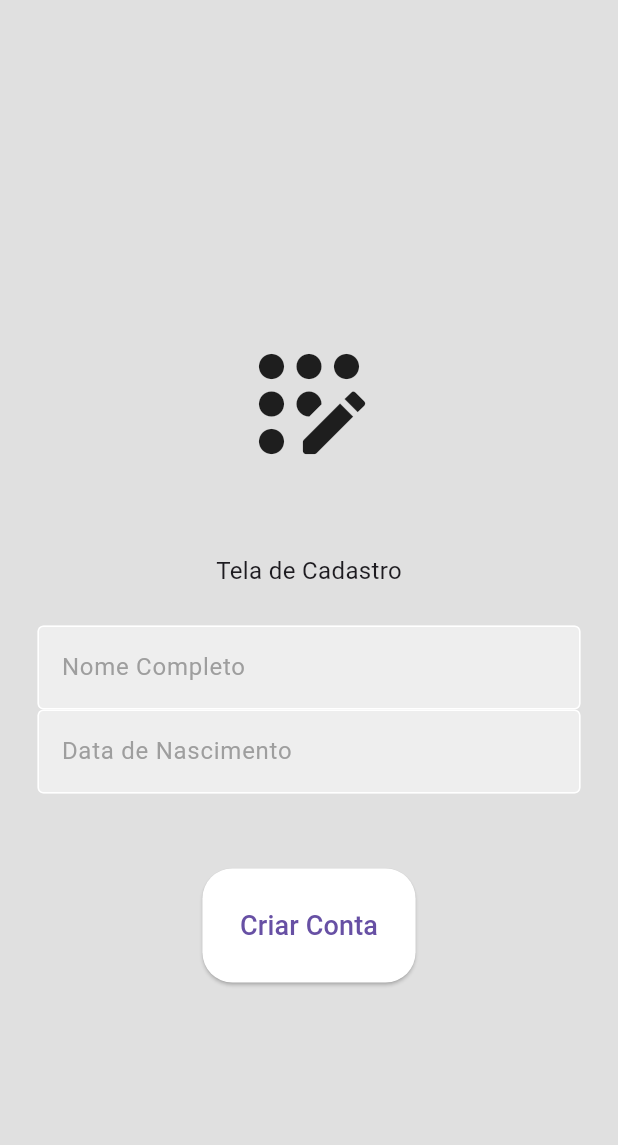
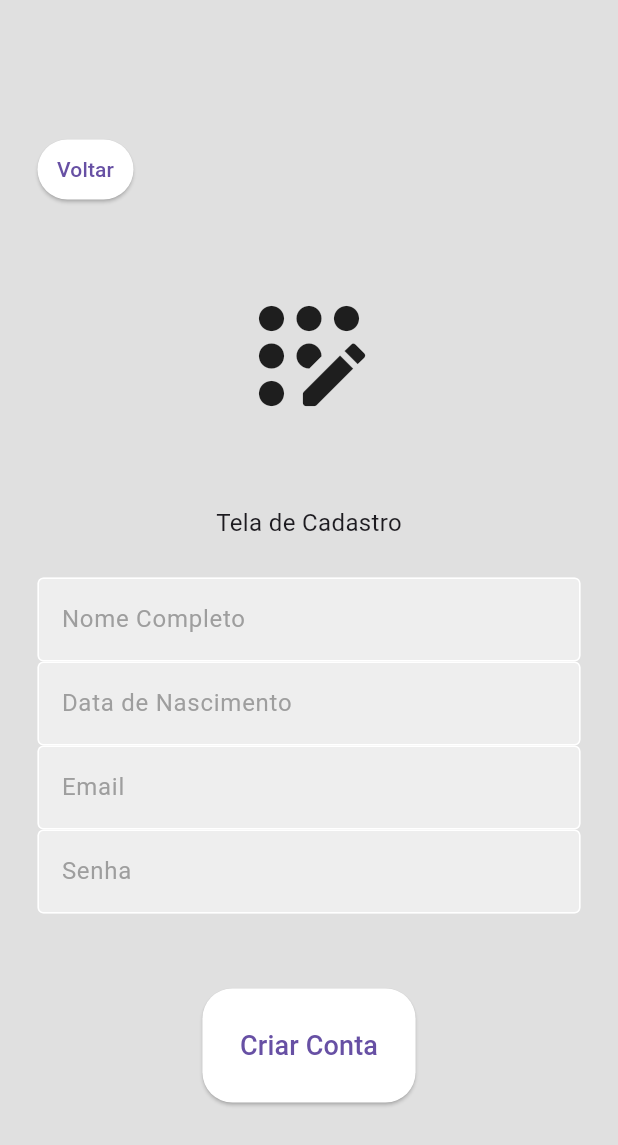
Before and after one commit to DaniloFloridi/meuEvento, a Flutter app: the screen it shows after launch, after a tap on "Cadastre-se aqui !", on a phone screen of 412 x 824 dp. Shown: the top 1145 px of the screen. Run offline on Flutter 3.47's test engine with Material 3 defaults, Android fonts, the phone set to English and light mode, and no system bars; our stand-ins replace sqflite; accounts and stored records are empty.

Commit message:
Commit pre Modificacao

```diff
--- a/lib/src/Pages/LoginScreen.dart
+++ b/lib/src/Pages/LoginScreen.dart
@@ -40,6 +40,7 @@ class LoginScreen extends StatelessWidget {
                 hintText: 'Email',
                 obscureText: false,
               ),
+
               const SizedBox(height: 10),
               MyTextField(
                 controller: passwordController,
@@ -89,23 +90,26 @@ class LoginScreen extends StatelessWidget {
                 children: [
                   Text(
                     'Não possui uma conta ?',
-                    style: TextStyle(color: Colors.grey[700],
-                    fontSize: 16
-                    ),
+                    style: TextStyle(color: Colors.grey[700], fontSize: 16),
                   ),
                   const SizedBox(width: 10),
                   ElevatedButton(
                     style: ElevatedButton.styleFrom(
-                      backgroundColor: Color.fromARGB(255, 255, 255, 255),
-                      padding: const EdgeInsets.all(10),
-                      shape: RoundedRectangleBorder(borderRadius: BorderRadius.circular(20))
+                        backgroundColor: Color.fromARGB(255, 255, 255, 255),
+                        padding: const EdgeInsets.all(10),
+                        shape: RoundedRectangleBorder(
+                            borderRadius: BorderRadius.circular(20))),
+                    child: const Text(
+                      "Cadastre-se aqui !",
+                      style: TextStyle(
+                          fontSize: 16,
+                          color: Color.fromARGB(255, 69, 93, 231)),
                     ),
-
-                    child: const Text("Cadastre-se aqui !", style: TextStyle(fontSize: 16,
-                    color: Color.fromARGB(255, 69, 93, 231)
-                    ),),
                     onPressed: () {
-                      Navigator.push(context, MaterialPageRoute(builder: (context) => SignInScreen() ));
+                      Navigator.push(
+                          context,
+                          MaterialPageRoute(
+                              builder: (context) => SignInScreen()));
                     },
                   ),
                 ],
--- a/lib/src/Pages/MyButton.dart
+++ b/lib/src/Pages/MyButton.dart
@@ -1,4 +1,4 @@
-import 'package:evento/src/Pages/Register.dart';
+import 'package:evento/src/Pages/Eventos.dart';
 import 'package:flutter/material.dart';
 
 class MyButton extends StatelessWidget {
@@ -12,11 +12,11 @@ class MyButton extends StatelessWidget {
       _navigateToNextScreen(context);
     },
       child: Container(
-        padding: const EdgeInsets.all(25),
-        margin: const EdgeInsets.symmetric(horizontal: 25),
+        padding: const EdgeInsets.all(15),
+        margin: const EdgeInsets.symmetric(horizontal: 0),
         decoration: BoxDecoration(
           color: Colors.black,
-          borderRadius: BorderRadius.circular(8),
+          borderRadius: BorderRadius.circular(20),
         ),
         child: const Center(
           child: Text(
@@ -34,6 +34,6 @@ class MyButton extends StatelessWidget {
   }
 
   void _navigateToNextScreen(BuildContext context) {
-    Navigator.of(context).push(MaterialPageRoute(builder: (context) =>  Register()));
+    Navigator.of(context).push(MaterialPageRoute(builder: (context) =>  Eventos()));
   }
 }
--- a/lib/src/Pages/SignIn.dart
+++ b/lib/src/Pages/SignIn.dart
@@ -7,6 +7,8 @@ class SignInScreen extends StatelessWidget {
 
   final nomeController = TextEditingController();
   final dataNascimentoController = TextEditingController();
+  final emailController = TextEditingController();
+  final senhaController = TextEditingController();
 
   @override
   Widget build(BuildContext context) {
@@ -17,6 +19,29 @@ class SignInScreen extends StatelessWidget {
           child: Column(
             mainAxisAlignment: MainAxisAlignment.center,
             children: [
+
+              Row(
+                children: [
+
+                  const SizedBox(width: 25,),
+
+                ElevatedButton(
+                style: ElevatedButton.styleFrom(
+                    backgroundColor: Color.fromARGB(255, 255, 255, 255),
+                    padding: const EdgeInsets.all(5),
+                    shape: RoundedRectangleBorder(
+                        borderRadius: BorderRadius.circular(20))),
+                child: const Text(
+                  "Voltar",
+                  style: TextStyle(fontSize: 14),
+                ),
+                onPressed: () {
+                  Navigator.pop(context);
+                },
+
+                ),
+                ],
+              ),
 
               const SizedBox(
                 height: 50,
@@ -43,16 +68,31 @@ class SignInScreen extends StatelessWidget {
                   controller: dataNascimentoController,
                   hintText: "Data de Nascimento",
                   obscureText: false),
+              MyTextField(
+                  controller: emailController,
+                  hintText: "Email",
+                  obscureText: false,
+                ),
+              MyTextField(
+                controller: senhaController,
+                hintText: "Senha",
+                obscureText: true,
+              ),
+
               const SizedBox(
                 height: 50,
               ),
+
               ElevatedButton(
                 style: ElevatedButton.styleFrom(
                     backgroundColor: Color.fromARGB(255, 255, 255, 255),
                     padding: const EdgeInsets.all(25),
                     shape: RoundedRectangleBorder(
                         borderRadius: BorderRadius.circular(20))),
-                child: const Text("Criar Conta", style: TextStyle(fontSize: 18),),
+                child: const Text(
+                  "Criar Conta",
+                  style: TextStyle(fontSize: 18),
+                ),
                 onPressed: () {
                   Navigator.push(context,
                       MaterialPageRoute(builder: (context) => const Eventos()));
--- a/lib/src/Pages/textField.dart
+++ b/lib/src/Pages/textField.dart
@@ -16,7 +16,15 @@ class MyTextField extends StatelessWidget {
   Widget build(BuildContext context) {
     return Padding(
       padding: const EdgeInsets.symmetric(horizontal: 25.0),
-      child: TextField(
+      child: TextFormField(
+
+        validator: (value) {
+          if (value!.isEmpty == true) {
+            return "Por favor Preencha o campo...";
+          } else {
+            return null;
+          }
+        },
         controller: controller,
         obscureText: obscureText,
         decoration: InputDecoration(
```
Also changed, not shown: lib/src/Pages/Register.dart (deleted, +0 -93 lines), lib/src/Pages/bottom.dart (deleted, +0 -32 lines), lib/src/Pages/Eventos.dart (line endings or trailing spaces).
